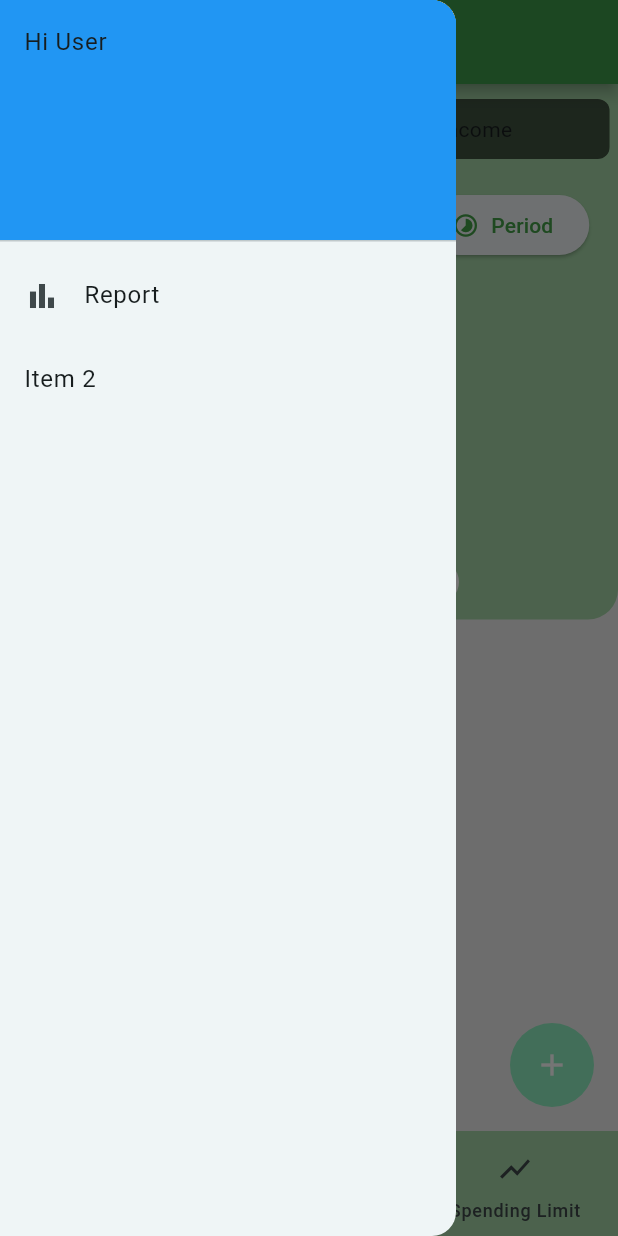
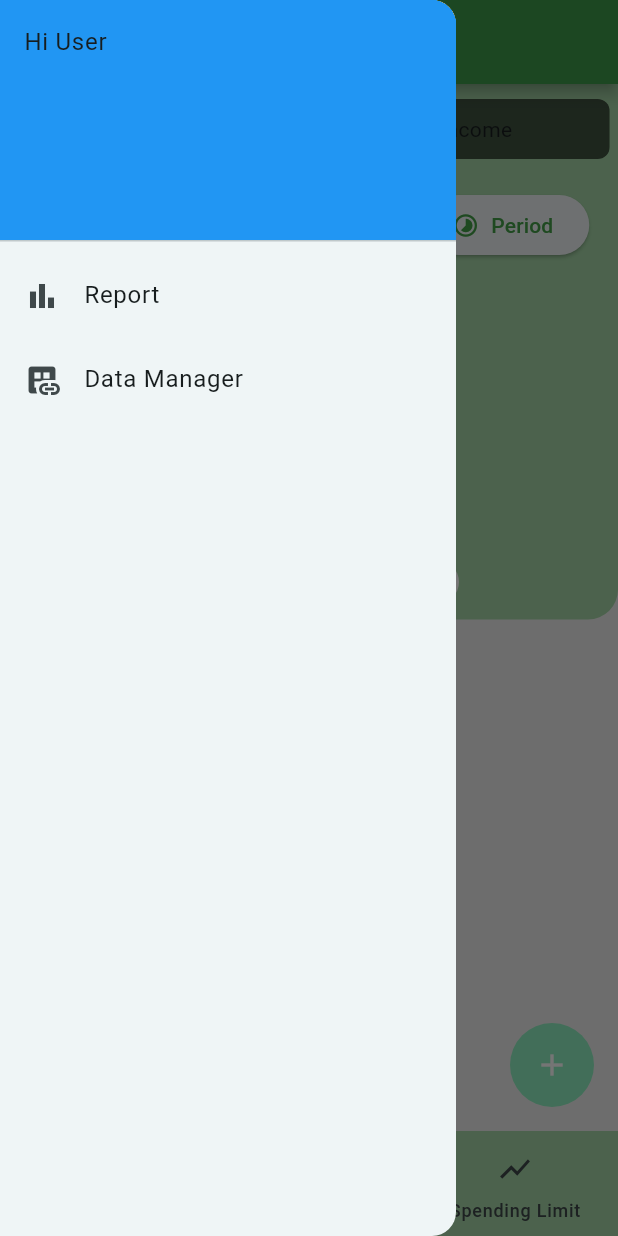
Before and after one commit to Vehito/Ymix, a Flutter app: the screen it shows after launch, with the side drawer open, on a phone screen of 412 x 824 dp. Run offline on Flutter 3.47's test engine with Material 3 defaults, Android fonts, the phone set to English and light mode, and no system bars; drawn by our look-alikes of dropdown_button2, toggle_switch; our stand-ins replace file_picker, fl_chart, month_picker_dialog, permission_handler, pie_chart, sqflite; missing offline and left inert: choice; accounts and stored records are empty; Roboto replaces fonts that are missing (Times New Roman).

Commit message:
complete export DB

```diff
--- a/lib/main.dart
+++ b/lib/main.dart
@@ -4,6 +4,7 @@ import 'package:ymix/models/spending_limit.dart';
 
 import 'package:ymix/models/transactions.dart';
 import 'package:ymix/models/wallet.dart';
+import 'package:ymix/ui/data_manager/data_manager_screen.dart';
 import 'package:ymix/ui/spending_limit/spending_limit_form.dart';
 
 import './ui/screen.dart';
@@ -54,6 +55,9 @@ class MyApp extends StatelessWidget {
         ChangeNotifierProvider(
           create: (ctx) => SpendingLimitManager.instance,
         ),
+        ChangeNotifierProvider(
+          create: (ctx) => DataManager.instance,
+        ),
       ],
       child: MaterialApp(
         title: 'Flutter Demo',
@@ -62,6 +66,7 @@ class MyApp extends StatelessWidget {
         initialRoute: "/",
         routes: {
           ReportScreen.routeName: (context) => const ReportScreen(),
+          DataManagerScreen.routeName: (context) => const DataManagerScreen(),
         },
         onGenerateRoute: (settings) {
           //Transaction Form
--- /dev/null
+++ b/lib/managers/data_manager.dart
@@ -0,0 +1,14 @@
+import 'package:flutter/widgets.dart';
+import 'package:ymix/services/data_service.dart';
+
+class DataManager with ChangeNotifier {
+  static final DataManager _instance = DataManager._internal();
+  static DataManager get instance => _instance;
+
+  DataManager._internal();
+  final DataService _dataService = DataService.instance;
+
+  Future<String> exportDatabaseToDevice() async {
+    return await _dataService.exportDatabase();
+  }
+}
--- a/lib/managers/managers.dart
+++ b/lib/managers/managers.dart
@@ -3,3 +3,4 @@ export 'package:ymix/managers/currency_manager.dart';
 export 'package:ymix/managers/wallet_manager.dart';
 export 'package:ymix/managers/transactions_manager.dart';
 export 'package:ymix/managers/spending_limit_manager.dart';
+export 'data_manager.dart';
--- a/lib/ui/home.dart
+++ b/lib/ui/home.dart
@@ -96,8 +96,10 @@ class _HomeState extends State<Home> {
             onTap: () => Navigator.pushNamed(context, ReportScreen.routeName),
           ),
           ListTile(
-            title: const Text('Item 2'),
-            onTap: () {},
+            leading: const Icon(Icons.dataset_linked),
+            title: const Text('Data Manager'),
+            onTap: () =>
+                Navigator.pushNamed(context, DataManagerScreen.routeName),
           ),
         ],
       ),
--- a/lib/ui/screen.dart
+++ b/lib/ui/screen.dart
@@ -6,5 +6,4 @@ export 'wallet/wallet_screen.dart';
 export 'wallet/wallet_form.dart';
 export 'spending_limit/spending_limit_screen.dart';
 export 'report/report_screen.dart';
-
-export '../managers/transactions_manager.dart';
+export 'data_manager/data_manager_screen.dart';
--- a/lib/ui/transaction/transactions_screen.dart
+++ b/lib/ui/transaction/transactions_screen.dart
@@ -29,6 +29,7 @@ class _TransactionsScreenState extends State<TransactionsScreen> {
   late List<Transactions> _transactions;
   Map<String, double> _indicatorMap = {};
   late final Currency currency;
+  late final Future<Set<Category>> _categoryFuture;
 
   String _displayDate() {
     if (_chosenDate2.value != null) {
@@ -68,14 +69,13 @@ class _TransactionsScreenState extends State<TransactionsScreen> {
     return _indicatorMap;
   }
 
-  Future<void> _onRefresh() async {
+  // Future<void> _onRefresh(TransactionsManager manager) async {
+  //   await _updateIndicator(manager);
+  // }
+
+  Future<void> _updateIndicator(TransactionsManager manager) async {
+    await _getIndicatorsData(manager);
     setState(() {});
-  }
-
-  void _updateIndicator(TransactionsManager manager) {
-    setState(() {
-      _getIndicatorsData(manager);
-    });
   }
 
   List<String> _getIdListInCategory(String categoryId) {
@@ -92,6 +92,7 @@ class _TransactionsScreenState extends State<TransactionsScreen> {
   void initState() {
     _chosenDate1.value = _now;
     super.initState();
+    _categoryFuture = _loadCategories();
   }
 
   @override
@@ -103,7 +104,7 @@ class _TransactionsScreenState extends State<TransactionsScreen> {
   Widget build(BuildContext context) {
     final transactionManager = context.watch<TransactionsManager>();
     return RefreshIndicator(
-      onRefresh: _onRefresh,
+      onRefresh: () async => await _updateIndicator(transactionManager),
       child: CustomScrollView(
         slivers: [
           SliverToBoxAdapter(
@@ -180,7 +181,7 @@ class _TransactionsScreenState extends State<TransactionsScreen> {
                 )),
           ),
           FutureBuilder<Set<Category>>(
-              future: _loadCategories(),
+              future: _categoryFuture,
               builder: (context, snapshot) {
                 if (snapshot.connectionState == ConnectionState.waiting) {
                   return const SliverToBoxAdapter(
--- a/pubspec.yaml
+++ b/pubspec.yaml
@@ -24,6 +24,10 @@ dependencies:
   path: ^1.9.0
   collection: ^1.19.0
   month_picker_dialog: ^6.0.2
+  path_provider: ^2.1.5
+  permission_handler: ^11.4.0
+  archive: ^4.0.5
+  file_picker: ^10.0.0
 
 dev_dependencies:
   flutter_test:
```
Also changed, not shown: lib/services/data_service.dart (added, +94 -0 lines), lib/ui/data_manager/data_manager_screen.dart (added, +49 -0 lines), lib/ui/shared/dialog_utils.dart (+13 -0 lines), lib/services/google_service.dart (deleted), pubspec.lock, 2 other files.
